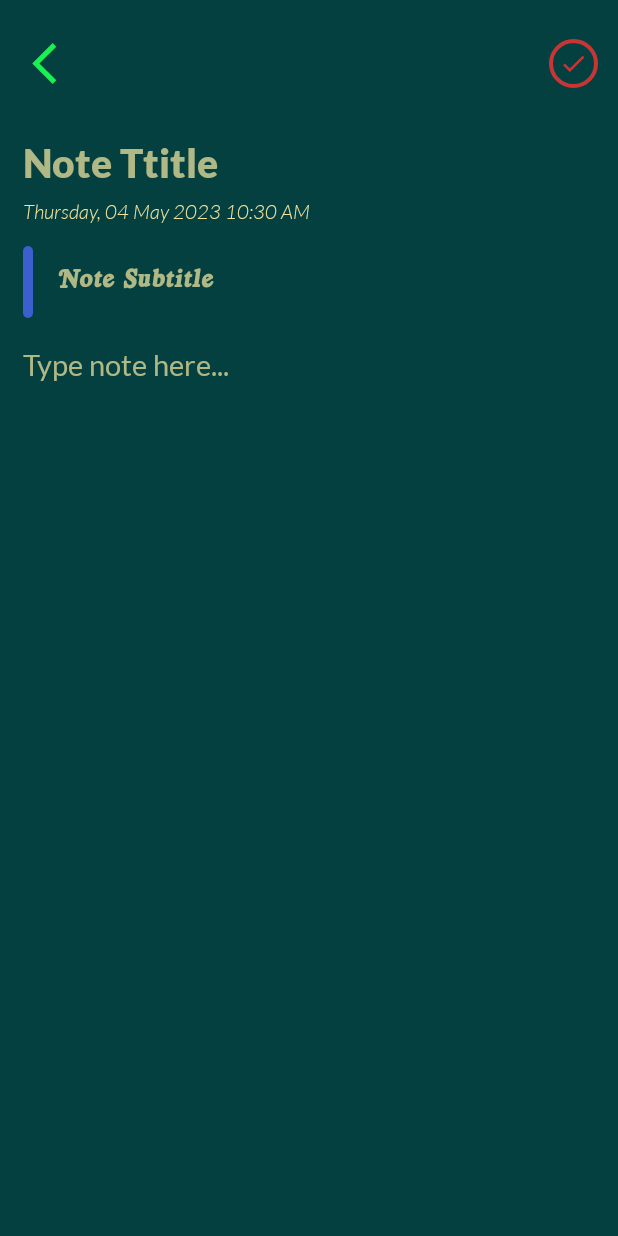
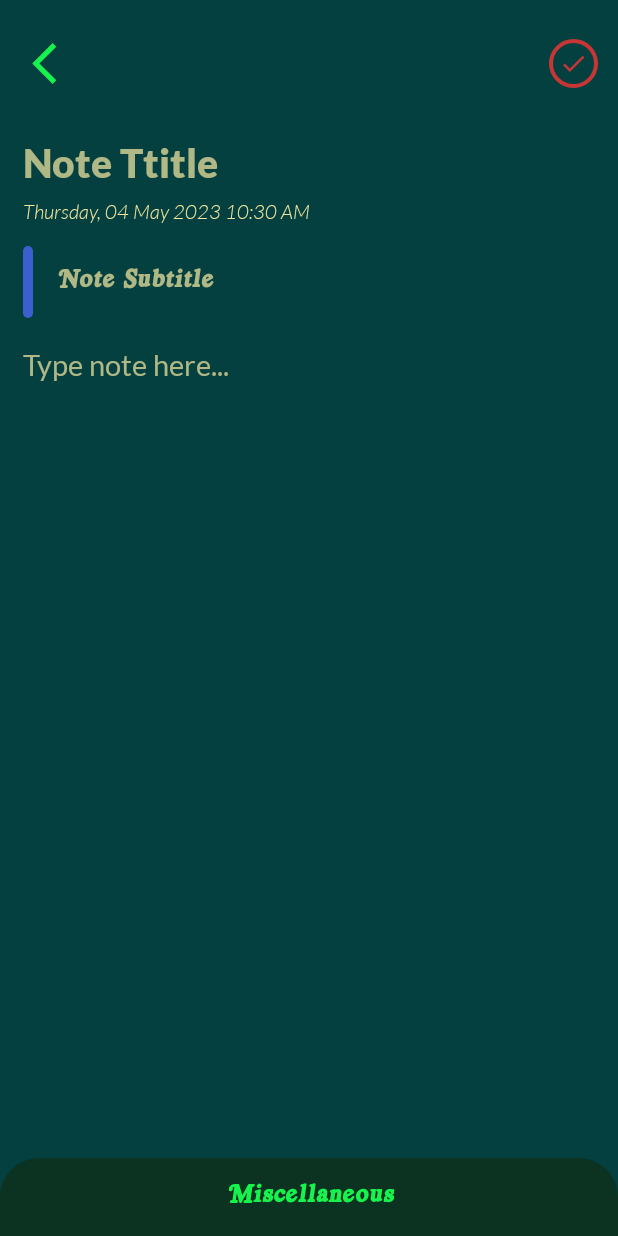
Before and after one commit to PRCbubu/TXON_04, an Android app: the CreateNoteActivity screen opened directly, with no data from a screen before it, on a phone screen of 412 x 824 dp. Run offline under Robolectric (Android 15) with nearby library versions, the phone set to English and light mode, and no system bars; our stand-ins replace sdp/ssp sizes; 1 statement that could not run was skipped.

Commit message:
Added more functionalites but introducted new bugs

```diff
--- a/app/src/main/java/com/example/notetaker/Adapters/NotesAdapter.java
+++ b/app/src/main/java/com/example/notetaker/Adapters/NotesAdapter.java
@@ -1,8 +1,11 @@
 package com.example.notetaker.Adapters;
 
+import android.graphics.Color;
+import android.graphics.drawable.GradientDrawable;
 import android.view.LayoutInflater;
 import android.view.View;
 import android.view.ViewGroup;
+import android.widget.LinearLayout;
 
 import androidx.annotation.NonNull;
 import androidx.appcompat.widget.AppCompatTextView;
@@ -55,16 +58,15 @@ public class NotesAdapter extends RecyclerView.Adapter<NotesAdapter.NoteViewHold
     static class NoteViewHolder extends RecyclerView.ViewHolder
     {
         AppCompatTextView textTtile, textSubtitle, textDateTime;
+        LinearLayout LayoutNote;
 
-        public NoteViewHolder(@NonNull View itemView)
+        NoteViewHolder(@NonNull View itemView)
         {
             super(itemView);
 
             textTtile = itemView.findViewById(R.id.textTtile);
             textSubtitle = itemView.findViewById(R.id.textSubtitle);
             textDateTime = itemView.findViewById(R.id.textDateTime);
-
-
         }
 
         void setNote(Note note)
@@ -77,6 +79,16 @@ public class NotesAdapter extends RecyclerView.Adapter<NotesAdapter.NoteViewHold
                 textSubtitle.setText(note.getDate_time());
 
             textDateTime.setText(note.getNote_text());
+
+            GradientDrawable gradientDrawable = (GradientDrawable) LayoutNote.getBackground();
+            if(note.getColour() != null)
+            {
+                gradientDrawable.setColor(Color.parseColor(note.getColour()));
+            }
+            else
+            {
+                gradientDrawable.setColor(Color.parseColor("#0440400"));
+            }
         }
     }
 }
--- a/app/src/main/java/com/example/notetaker/activities/CreateNoteActivity.java
+++ b/app/src/main/java/com/example/notetaker/activities/CreateNoteActivity.java
@@ -6,18 +6,23 @@ import androidx.appcompat.widget.AppCompatImageView;
 import androidx.appcompat.widget.AppCompatTextView;
 
 import android.content.Intent;
+import android.graphics.Color;
+import android.graphics.drawable.GradientDrawable;
 import android.os.AsyncTask;
 import android.os.Bundle;
 import android.os.Handler;
 import android.os.Looper;
 import android.view.View;
+import android.widget.LinearLayout;
 import android.widget.Toast;
 
 import com.example.notetaker.Database.NoteDatabase;
 import com.example.notetaker.R;
 import com.example.notetaker.entities.Note;
+import com.google.android.material.bottomsheet.BottomSheetBehavior;
 
 import java.text.SimpleDateFormat;
+import java.util.ArrayList;
 import java.util.Date;
 import java.util.Locale;
 import java.util.concurrent.Executor;
@@ -28,6 +33,10 @@ public class CreateNoteActivity extends AppCompatActivity
 {
     private AppCompatEditText inputNoteTitle, inputNoteSubtitle, inputNote;
     private AppCompatTextView textDateTime;
+
+    private View viewSubtitleIndicator;
+
+    private String selectedColour;
     @Override
     protected void onCreate(Bundle savedInstanceState)
     {
@@ -41,21 +50,19 @@ public class CreateNoteActivity extends AppCompatActivity
         inputNoteTitle = findViewById(R.id.inputNoteTitle);
         inputNoteSubtitle = findViewById(R.id.inputNoteSubtitle);
         inputNote = findViewById(R.id.inputNote);
-
         textDateTime = findViewById(R.id.textDateTime);
+        viewSubtitleIndicator = findViewById(R.id.viewSubtitleIndicator);
 
         textDateTime.setText(new SimpleDateFormat("EEEE, dd MMMM yyyy HH:mm a", Locale.getDefault()).format(new Date()));
 
         AppCompatImageView imageSave = findViewById(R.id.imageSave);
 
-        imageSave.setOnClickListener(new View.OnClickListener()
-        {
-            @Override
-            public void onClick(View view)
-            {
-                saveNote();
-            }
-        });
+        imageSave.setOnClickListener(view -> saveNote());
+
+        //selectedColour = "#044040";
+
+        initMiscellaneous();
+        setSubtileIndicatorColour();
     }
 
     private void saveNote()
@@ -74,6 +81,7 @@ public class CreateNoteActivity extends AppCompatActivity
         note.setSubtitle(inputNoteSubtitle.getText().toString());
         note.setNote_text(inputNote.getText().toString());
         note.setDate_time(textDateTime.getText().toString());
+        note.setColour(selectedColour);
 
 
 //        ExecutorService executor = Executors.newSingleThreadExecutor();
@@ -117,4 +125,114 @@ public class CreateNoteActivity extends AppCompatActivity
 
         new saveNoteTask().execute();
     }
+
+    private void initMiscellaneous()
+    {
+        final LinearLayout LayoutMiscellaneous = findViewById(R.id.LayoutMiscellaneous);
+        final BottomSheetBehavior<LinearLayout> bottomSheetBehavior = BottomSheetBehavior.from(LayoutMiscellaneous);
+
+        LayoutMiscellaneous.findViewById(R.id.textMiscellaneous).setOnClickListener(new View.OnClickListener()
+        {
+            @Override
+            public void onClick(View view)
+            {
+                if(bottomSheetBehavior.getState() != BottomSheetBehavior.STATE_EXPANDED)
+                {
+                    bottomSheetBehavior.setState(BottomSheetBehavior.STATE_EXPANDED);
+                }
+                else
+                {
+                    bottomSheetBehavior.setState(BottomSheetBehavior.STATE_COLLAPSED);
+                }
+            }
+        });
+
+        final AppCompatImageView imageColour1 =  findViewById(R.id.imageColour1);
+        final AppCompatImageView imageColour2 =  findViewById(R.id.imageColour2);
+        final AppCompatImageView imageColour3 =  findViewById(R.id.imageColour3);
+        final AppCompatImageView imageColour4 =  findViewById(R.id.imageColour4);
+        final AppCompatImageView imageColour5 =  findViewById(R.id.imageColour5);
+
+        LayoutMiscellaneous.findViewById(R.id.viewColour1).setOnClickListener(new View.OnClickListener()
+        {
+            @Override
+            public void onClick(View view)
+            {
+                selectedColour = "#044040";
+                imageColour1.setImageResource(R.drawable.baseline_done_24);
+                imageColour2.setImageResource(0);
+                imageColour3.setImageResource(0);
+                imageColour4.setImageResource(0);
+                imageColour5.setImageResource(0);
+                setSubtileIndicatorColour();
+            }
+        });
+
+        LayoutMiscellaneous.findViewById(R.id.viewColour2).setOnClickListener(new View.OnClickListener()
+        {
+            @Override
+            public void onClick(View view)
+            {
+                selectedColour = "#D61355";
+                imageColour1.setImageResource(0);
+                imageColour2.setImageResource(R.drawable.baseline_done_24);
+                imageColour3.setImageResource(0);
+                imageColour4.setImageResource(0);
+                imageColour5.setImageResource(0);
+                setSubtileIndicatorColour();
+            }
+        });
+
+        LayoutMiscellaneous.findViewById(R.id.viewColoue3).setOnClickListener(new View.OnClickListener()
+        {
+            @Override
+            public void onClick(View view)
+            {
+                selectedColour = "#4D13D6";
+                imageColour1.setImageResource(0);
+                imageColour2.setImageResource(0);
+                imageColour3.setImageResource(R.drawable.baseline_done_24);
+                imageColour4.setImageResource(0);
+                imageColour5.setImageResource(0);
+                setSubtileIndicatorColour();
+            }
+        });
+
+        LayoutMiscellaneous.findViewById(R.id.viewColoue4).setOnClickListener(new View.OnClickListener()
+        {
+            @Override
+            public void onClick(View view)
+            {
+                selectedColour = "#1DAC51";
+                imageColour1.setImageResource(0);
+                imageColour2.setImageResource(0);
+                imageColour3.setImageResource(0);
+                imageColour4.setImageResource(R.drawable.baseline_done_24);
+                imageColour5.setImageResource(0);
+                setSubtileIndicatorColour();
+            }
+        });
+
+        LayoutMiscellaneous.findViewById(R.id.viewColoue5).setOnClickListener(new View.OnClickListener()
+        {
+            @Override
+            public void onClick(View view)
+            {
+                selectedColour = "#D61355";
+                imageColour1.setImageResource(0);
+                imageColour2.setImageResource(0);
+                imageColour3.setImageResource(0);
+                imageColour4.setImageResource(0);
+                imageColour5.setImageResource(R.drawable.baseline_done_24);
+                setSubtileIndicatorColour();
+            }
+        });
+
+    }
+
+    private void setSubtileIndicatorColour()
+    {
+        GradientDrawable gradientDrawable = (GradientDrawable) viewSubtitleIndicator.getBackground();
+        gradientDrawable.setColor(Color.parseColor(selectedColour));
+    }
 }
--- /dev/null
+++ b/app/src/main/res/drawable/background_miscellanous.xml
@@ -0,0 +1,11 @@
+<?xml version="1.0" encoding="utf-8"?>
+<shape xmlns:android="http://schemas.android.com/apk/res/android"
+    android:shape="rectangle">
+
+    <solid
+        android:color="@color/Green7"/>
+    <corners
+        android:topLeftRadius="@dimen/_20sdp"
+        android:topRightRadius="@dimen/_20sdp"/>
+
+</shape>
--- /dev/null
+++ b/app/src/main/res/drawable/background_notes_colour_1.xml
@@ -0,0 +1,37 @@
+<?xml version="1.0" encoding="utf-8"?>
+<layer-list xmlns:android="http://schemas.android.com/apk/res/android">
+
+    <item>
+        <shape android:shape="oval">
+            <stroke
+                android:width="@dimen/_2sdp"
+                android:color="@color/Green5"/>
+        </shape>
+    </item>
+
+    <item
+        android:bottom="@dimen/_3sdp"
+        android:left="@dimen/_3sdp"
+        android:right="@dimen/_3sdp"
+        android:top="@dimen/_3sdp">
+
+        <shape android:shape="oval">
+            <stroke
+                android:width="@dimen/_6sdp"
+                android:color="@color/Blue"/>
+        </shape>
+    </item>
+
+    <item
+        android:bottom="@dimen/_6sdp"
+        android:left="@dimen/_6sdp"
+        android:right="@dimen/_6sdp"
+        android:top="@dimen/_6sdp">
+
+        <shape android:shape="oval">
+            <solid
+                android:color="@color/Green5"/>
+        </shape>
+    </item>
+
+</layer-list>
--- /dev/null
+++ b/app/src/main/res/drawable/background_notes_colour_2.xml
@@ -0,0 +1,37 @@
+<?xml version="1.0" encoding="utf-8"?>
+<layer-list xmlns:android="http://schemas.android.com/apk/res/android">
+
+    <item>
+        <shape android:shape="oval">
+            <stroke
+                android:width="@dimen/_2sdp"
+                android:color="@color/Colour1"/>
+        </shape>
+    </item>
+
+    <item
+        android:bottom="@dimen/_3sdp"
+        android:left="@dimen/_3sdp"
+        android:right="@dimen/_3sdp"
+        android:top="@dimen/_3sdp">
+
+        <shape android:shape="oval">
+            <stroke
+                android:width="@dimen/_6sdp"
+                android:color="@color/Blue"/>
+        </shape>
+    </item>
+
+    <item
+        android:bottom="@dimen/_6sdp"
+        android:left="@dimen/_6sdp"
+        android:right="@dimen/_6sdp"
+        android:top="@dimen/_6sdp">
+
+        <shape android:shape="oval">
+            <solid
+                android:color="@color/Colour1"/>
+        </shape>
+    </item>
+
+</layer-list>
--- /dev/null
+++ b/app/src/main/res/drawable/background_notes_colour_3.xml
@@ -0,0 +1,37 @@
+<?xml version="1.0" encoding="utf-8"?>
+<layer-list xmlns:android="http://schemas.android.com/apk/res/android">
+
+    <item>
+        <shape android:shape="oval">
+            <stroke
+                android:width="@dimen/_2sdp"
+                android:color="@color/Colour2"/>
+        </shape>
+    </item>
+
+    <item
+        android:bottom="@dimen/_3sdp"
+        android:left="@dimen/_3sdp"
+        android:right="@dimen/_3sdp"
+        android:top="@dimen/_3sdp">
+
+        <shape android:shape="oval">
+            <stroke
+                android:width="@dimen/_6sdp"
+                android:color="@color/Blue"/>
+        </shape>
+    </item>
+
+    <item
+        android:bottom="@dimen/_6sdp"
+        android:left="@dimen/_6sdp"
+        android:right="@dimen/_6sdp"
+        android:top="@dimen/_6sdp">
+
+        <shape android:shape="oval">
+            <solid
+                android:color="@color/Colour2"/>
+        </shape>
+    </item>
+
+</layer-list>
--- /dev/null
+++ b/app/src/main/res/drawable/background_notes_colour_4.xml
@@ -0,0 +1,37 @@
+<?xml version="1.0" encoding="utf-8"?>
+<layer-list xmlns:android="http://schemas.android.com/apk/res/android">
+
+    <item>
+        <shape android:shape="oval">
+            <stroke
+                android:width="@dimen/_2sdp"
+                android:color="@color/Colour3"/>
+        </shape>
+    </item>
+
+    <item
+        android:bottom="@dimen/_3sdp"
+        android:left="@dimen/_3sdp"
+        android:right="@dimen/_3sdp"
+        android:top="@dimen/_3sdp">
+
+        <shape android:shape="oval">
+            <stroke
+                android:width="@dimen/_6sdp"
+                android:color="@color/Blue"/>
+        </shape>
+    </item>
+
+    <item
+        android:bottom="@dimen/_6sdp"
+        android:left="@dimen/_6sdp"
+        android:right="@dimen/_6sdp"
+        android:top="@dimen/_6sdp">
+
+        <shape android:shape="oval">
+            <solid
+                android:color="@color/Colour3"/>
+        </shape>
+    </item>
+
+</layer-list>
--- /dev/null
+++ b/app/src/main/res/drawable/background_notes_colour_5.xml
@@ -0,0 +1,37 @@
+<?xml version="1.0" encoding="utf-8"?>
+<layer-list xmlns:android="http://schemas.android.com/apk/res/android">
+
+    <item>
+        <shape android:shape="oval">
+            <stroke
+                android:width="@dimen/_2sdp"
+                android:color="@color/Colour4"/>
+        </shape>
+    </item>
+
+    <item
+        android:bottom="@dimen/_3sdp"
+        android:left="@dimen/_3sdp"
+        android:right="@dimen/_3sdp"
+        android:top="@dimen/_3sdp">
+
+        <shape android:shape="oval">
+            <stroke
+                android:width="@dimen/_6sdp"
+                android:color="@color/Blue"/>
+        </shape>
+    </item>
+
+    <item
+        android:bottom="@dimen/_6sdp"
+        android:left="@dimen/_6sdp"
+        android:right="@dimen/_6sdp"
+        android:top="@dimen/_6sdp">
+
+        <shape android:shape="oval">
+            <solid
+                android:color="@color/Colour4"/>
+        </shape>
+    </item>
+
+</layer-list>
--- a/app/src/main/res/layout/activity_create_note.xml
+++ b/app/src/main/res/layout/activity_create_note.xml
@@ -137,4 +137,6 @@
 
     </ScrollView>
 
+    <include layout="@layout/layout_miscellaneous"/>
+
 </androidx.coordinatorlayout.widget.CoordinatorLayout>
--- /dev/null
+++ b/app/src/main/res/layout/layout_miscellaneous.xml
@@ -0,0 +1,143 @@
+<?xml version="1.0" encoding="utf-8"?>
+<LinearLayout xmlns:android="http://schemas.android.com/apk/res/android"
+    xmlns:app="http://schemas.android.com/apk/res-auto"
+    android:id="@+id/LayoutMiscellaneous"
+    android:orientation="vertical"
+    android:layout_width="match_parent"
+    android:layout_height="wrap_content"
+    android:background="@drawable/background_miscellanous"
+    app:layout_behavior="@string/bottom_sheet_behavior"
+    app:behavior_peekHeight="@dimen/_40sdp">
+
+    <androidx.appcompat.widget.AppCompatTextView
+        android:id="@+id/textMiscellaneous"
+        android:layout_width="match_parent"
+        android:layout_height="@dimen/_40sdp"
+        android:fontFamily="@font/royalacid"
+        android:gravity="center"
+        android:includeFontPadding="false"
+        android:text="Miscellaneous"
+        android:textColor="@color/Green1"
+        android:textSize="@dimen/_15ssp"/>
+
+    <LinearLayout
+        android:id="@+id/LayoutNoteColour"
+        android:layout_width="match_parent"
+        android:layout_height="wrap_content"
+        android:layout_margin="@dimen/_10ssp"
+        android:gravity="center_vertical"
+        android:orientation="horizontal">
+
+        <FrameLayout
+            android:layout_width="0dp"
+            android:layout_height="wrap_content"
+            android:layout_weight="1">
+
+            <View
+                android:id="@+id/viewColour1"
+                android:layout_width="@dimen/_35sdp"
+                android:layout_height="@dimen/_35sdp"
+                android:background="@drawable/background_notes_colour_1"/>
+
+            <androidx.appcompat.widget.AppCompatImageView
+                android:id="@+id/imageColour1"
+                android:layout_width="@dimen/_35sdp"
+                android:layout_height="@dimen/_35sdp"
+                android:contentDescription="@string/app_name"
+                android:padding="@dimen/_10sdp"
+                android:src="@drawable/baseline_done_24"
+                android:tint="@color/white"/>
+        </FrameLayout>
+
+        <FrameLayout
+            android:layout_width="0dp"
+            android:layout_height="wrap_content"
+            android:layout_weight="1">
+
+            <View
+                android:id="@+id/viewColour2"
+                android:layout_width="@dimen/_35sdp"
+                android:layout_height="@dimen/_35sdp"
+                android:background="@drawable/background_notes_colour_2"/>
+
+            <androidx.appcompat.widget.AppCompatImageView
+                android:id="@+id/imageColour2"
+                android:layout_width="@dimen/_35sdp"
+                android:layout_height="@dimen/_35sdp"
+                android:contentDescription="@string/app_name"
+                android:padding="@dimen/_10sdp"
+                android:tint="@color/Blue"/>
+        </FrameLayout>
+
+        <FrameLayout
+            android:layout_width="0dp"
+            android:layout_height="wrap_content"
+            android:layout_weight="1">
+
+            <View
+                android:id="@+id/viewColoue3"
+                android:layout_width="@dimen/_35sdp"
+                android:layout_height="@dimen/_35sdp"
+                android:background="@drawable/background_notes_colour_3"/>
+
+            <androidx.appcompat.widget.AppCompatImageView
+                android:id="@+id/imageColour3"
+                android:layout_width="@dimen/_35sdp"
+                android:layout_height="@dimen/_35sdp"
+                android:contentDescription="@string/app_name"
+                android:padding="@dimen/_10sdp"
+                android:tint="@color/Blue"/>
+        </FrameLayout>
+
+        <FrameLayout
+            android:layout_width="0dp"
+            android:layout_height="wrap_content"
+            android:layout_weight="1">
+
+            <View
+                android:id="@+id/viewColoue4"
+                android:layout_width="@dimen/_35sdp"
+                android:layout_height="@dimen/_35sdp"
+                android:background="@drawable/background_notes_colour_4"/>
+
+            <androidx.appcompat.widget.AppCompatImageView
+                android:id="@+id/imageColour4"
+                android:layout_width="@dimen/_35sdp"
+                android:layout_height="@dimen/_35sdp"
+                android:contentDescription="@string/app_name"
+                android:padding="@dimen/_10sdp"
+                android:tint="@color/Blue"/>
+        </FrameLayout>
+
+        <FrameLayout
+            android:layout_width="0dp"
+            android:layout_height="wrap_content"
+            android:layout_weight="1">
+
+            <View
+                android:id="@+id/viewColoue5"
+                android:layout_width="@dimen/_35sdp"
+                android:layout_height="@dimen/_35sdp"
+                android:background="@drawable/background_notes_colour_5"/>
+
+            <androidx.appcompat.widget.AppCompatImageView
+                android:id="@+id/imageColour5"
+                android:layout_width="@dimen/_35sdp"
+                android:layout_height="@dimen/_35sdp"
+                android:contentDescription="@string/app_name"
+                android:padding="@dimen/_10sdp"
+                android:tint="@color/Blue"/>
+        </FrameLayout>
+
+        <androidx.appcompat.widget.AppCompatTextView
+            android:layout_width="wrap_content"
+            android:layout_height="wrap_content"
+            android:fontFamily="@font/latobold"
+            android:includeFontPadding="false"
+            android:text="@string/pickColour"
+            android:textColor="@color/Yellow"
+            android:textSize="@dimen/_13sdp"/>
+
+    </LinearLayout>
+
+</LinearLayout>
--- a/app/src/main/res/values/colors.xml
+++ b/app/src/main/res/values/colors.xml
@@ -8,9 +8,17 @@
     <color name="Green4">#025951</color>
     <color name="Green5">#044040</color>
     <color name="Green6">#034159</color>
+    <color name="Green7">#0C3222</color>
     <color name="Red">#C83535</color>
     <color name="Yellow">#F3FDEDA5</color>
     <color name="YellowLite">#B0FDEDA5</color>
     <color name="Blue">#3B5FCF</color>
 
+    <color name="Colour1">#D61355</color>
+    <color name="Colour2">#4D13D6</color>
+    <color name="Colour3">#1DAC51</color>
+    <color name="Colour4">#D64113</color>
+    <color name="Colour5">#D61355</color>
+    <color name="Colour6">#D6D313</color>
+
 </resources>
--- a/app/src/main/res/values/strings.xml
+++ b/app/src/main/res/values/strings.xml
@@ -5,4 +5,5 @@
     <string name="NoteTtitle">Note Ttitle</string>
     <string name="NoteSubtitle">Note Subtitle</string>
     <string name="type_note_here">Type note here...</string>
+    <string name="pickColour">Pick a colour</string>
 </resources>
```
